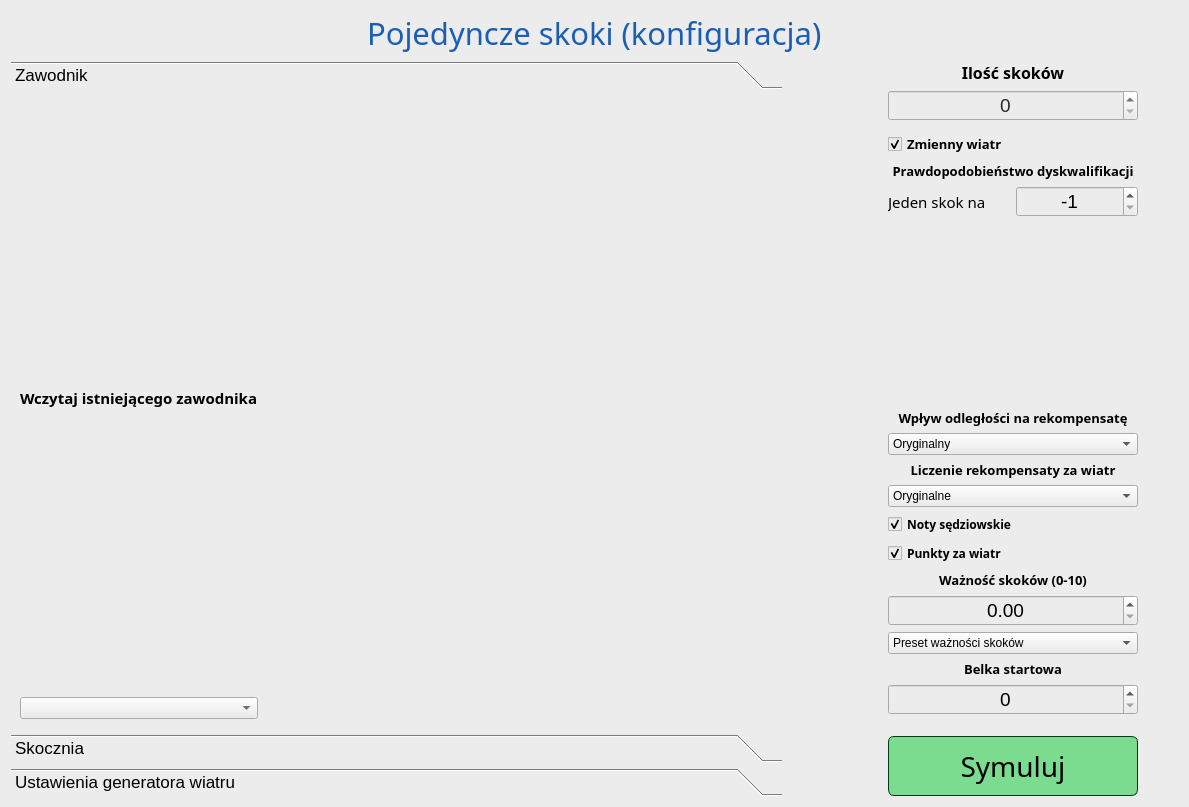
This is source/UI/SingleJumps/SingleJumpsConfigWindow.ui in SiekamCebule/sj-sim as Qt 5 draws it before an edit. The edited form follows.
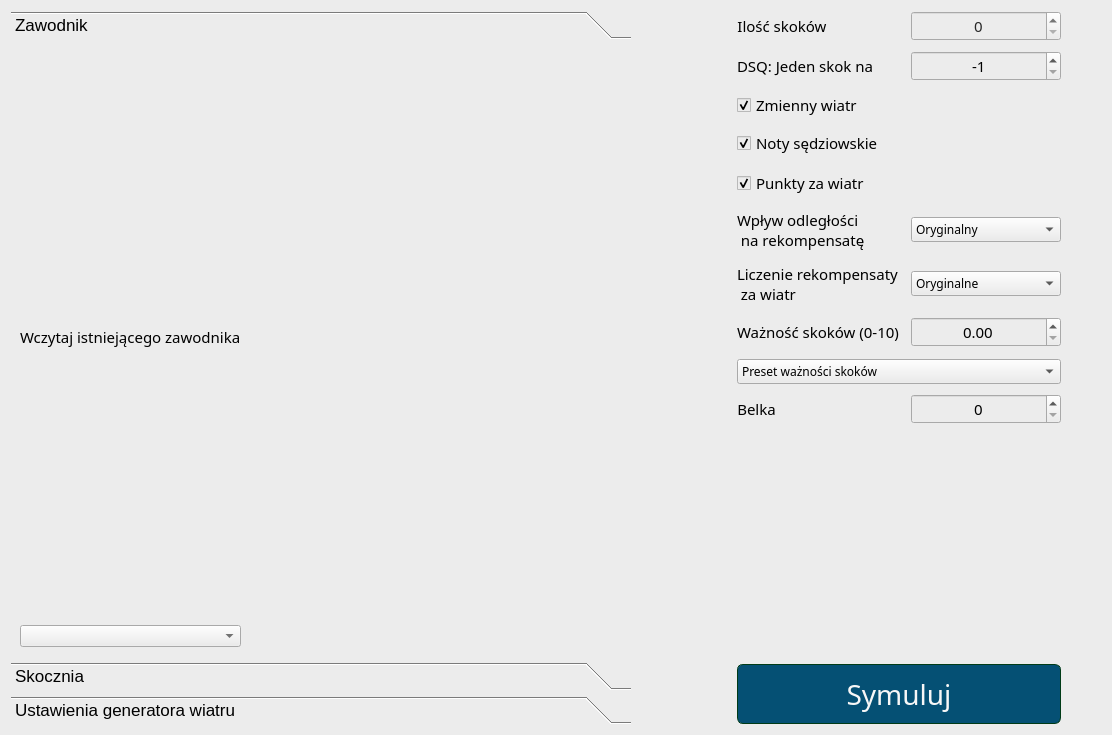
This is the edited form.

Patch:
```diff
--- a/source/UI/SingleJumps/SingleJumpsConfigWindow.ui
+++ b/source/UI/SingleJumps/SingleJumpsConfigWindow.ui
@@ -6,8 +6,8 @@
    <rect>
     <x>0</x>
     <y>0</y>
-    <width>1189</width>
-    <height>807</height>
+    <width>1112</width>
+    <height>735</height>
    </rect>
   </property>
   <property name="sizePolicy">
@@ -37,58 +37,9 @@
   <property name="styleSheet">
    <string notr="true">background-color: rgb(236, 236, 236);</string>
   </property>
-  <layout class="QVBoxLayout" name="verticalLayout_10">
+  <layout class="QVBoxLayout" name="verticalLayout_5">
    <item>
-    <layout class="QHBoxLayout" name="horizontalLayout_title">
-     <item>
-      <spacer name="horizontalSpacer_titleLeft">
-       <property name="orientation">
-        <enum>Qt::Horizontal</enum>
-       </property>
-       <property name="sizeHint" stdset="0">
-        <size>
-         <width>40</width>
-         <height>20</height>
-        </size>
-       </property>
-      </spacer>
-     </item>
-     <item>
-      <widget class="QLabel" name="label_title">
-       <property name="font">
-        <font>
-         <family>Quicksand Medium</family>
-         <pointsize>23</pointsize>
-         <bold>false</bold>
-        </font>
-       </property>
-       <property name="styleSheet">
-        <string notr="true">QLabel{
-color: rgb(26, 95, 180);
-}</string>
-       </property>
-       <property name="text">
-        <string>Pojedyncze skoki (konfiguracja)</string>
-       </property>
-      </widget>
-     </item>
-     <item>
-      <spacer name="horizontalSpacer_titleRight">
-       <property name="orientation">
-        <enum>Qt::Horizontal</enum>
-       </property>
-       <property name="sizeHint" stdset="0">
-        <size>
-         <width>40</width>
-         <height>20</height>
-        </size>
-       </property>
-      </spacer>
-     </item>
-    </layout>
-   </item>
-   <item>
-    <layout class="QHBoxLayout" name="horizontalLayout_underTitle">
+    <layout class="QHBoxLayout" name="horizontalLayout_underTitle" stretch="15,0,1,0">
      <item>
       <widget class="QToolBox" name="toolBox">
        <property name="font">
@@ -109,8 +60,8 @@
          <rect>
           <x>0</x>
           <y>0</y>
-          <width>757</width>
-          <height>632</height>
+          <width>600</width>
+          <height>607</height>
          </rect>
         </property>
         <attribute name="label">
@@ -129,7 +80,7 @@
                   <font>
                    <family>Quicksand Medium</family>
                    <pointsize>11</pointsize>
-                   <bold>true</bold>
+                   <bold>false</bold>
                   </font>
                  </property>
                  <property name="styleSheet">
@@ -270,12 +221,15 @@
      </item>
      <item>
       <layout class="QVBoxLayout" name="verticalLayout_singleJumpsSettings">
+       <property name="spacing">
+        <number>10</number>
+       </property>
        <item>
-        <layout class="QVBoxLayout" name="verticalLayout_5">
+        <layout class="QHBoxLayout" name="horizontalLayout_5">
          <item>
           <widget class="QLabel" name="label_jumpsCount">
            <property name="sizePolicy">
-            <sizepolicy hsizetype="Minimum" vsizetype="Minimum">
+            <sizepolicy hsizetype="Maximum" vsizetype="Minimum">
              <horstretch>0</horstretch>
              <verstretch>0</verstretch>
             </sizepolicy>
@@ -283,8 +237,8 @@
            <property name="font">
             <font>
              <family>Quicksand Medium</family>
-             <pointsize>12</pointsize>
-             <bold>true</bold>
+             <pointsize>11</pointsize>
+             <bold>false</bold>
             </font>
            </property>
            <property name="styleSheet">
@@ -298,17 +252,43 @@
            </property>
           </widget>
          </item>
+         <item>
+          <spacer name="horizontalSpacer_5">
+           <property name="orientation">
+            <enum>Qt::Horizontal</enum>
+           </property>
+           <property name="sizeHint" stdset="0">
+            <size>
+             <width>40</width>
+             <height>20</height>
+            </size>
+           </property>
+          </spacer>
+         </item>
          <item>
           <widget class="QSpinBox" name="spinBox_jumpsCount">
            <property name="sizePolicy">
-            <sizepolicy hsizetype="Minimum" vsizetype="Minimum">
+            <sizepolicy hsizetype="Expanding" vsizetype="Minimum">
              <horstretch>0</horstretch>
              <verstretch>0</verstretch>
             </sizepolicy>
            </property>
+           <property name="minimumSize">
+            <size>
+             <width>150</width>
+             <height>0</height>
+            </size>
+           </property>
+           <property name="maximumSize">
+            <size>
+             <width>150</width>
+             <height>16777215</height>
+            </size>
+           </property>
            <property name="font">
             <font>
-             <pointsize>14</pointsize>
+             <family>Quicksand Medium</family>
+             <pointsize>11</pointsize>
              <bold>false</bold>
             </font>
            </property>
@@ -325,93 +305,18 @@
          </item>
         </layout>
        </item>
-       <item>
-        <spacer name="verticalSpacer_3">
-         <property name="orientation">
-          <enum>Qt::Vertical</enum>
-         </property>
-         <property name="sizeType">
-          <enum>QSizePolicy::Maximum</enum>
-         </property>
-         <property name="sizeHint" stdset="0">
-          <size>
-           <width>20</width>
-           <height>5</height>
-          </size>
-         </property>
-        </spacer>
-       </item>
-       <item>
-        <widget class="QCheckBox" name="checkBox_changeableWind">
-         <property name="sizePolicy">
-          <sizepolicy hsizetype="Minimum" vsizetype="Minimum">
-           <horstretch>0</horstretch>
-           <verstretch>0</verstretch>
-          </sizepolicy>
-         </property>
-         <property name="font">
-          <font>
-           <family>Quicksand</family>
-           <pointsize>10</pointsize>
-           <bold>true</bold>
-          </font>
-         </property>
-         <property name="toolTip">
-          <string>&lt;html&gt;&lt;head/&gt;&lt;body&gt;&lt;p&gt;&lt;span style=&quot; font-weight:700;&quot;&gt;Jeśli zmienny wiatr jest wyłączony, to przy każym skoku będzie wiatr z ustawień generatora wiatru licząc tylko bazowy kierunek i siłę wiatru.&lt;/span&gt;&lt;/p&gt;&lt;/body&gt;&lt;/html&gt;</string>
-         </property>
-         <property name="statusTip">
-          <string/>
-         </property>
-         <property name="whatsThis">
-          <string/>
-         </property>
-         <property name="styleSheet">
-          <string notr="true">color: rgb(30, 30, 30);
-QCheckBox::indicator{
-width: 40px;
-height: 30px;
-}</string>
-         </property>
-         <property name="text">
-          <string>Zmienny wiatr</string>
-         </property>
-         <property name="checked">
-          <bool>true</bool>
-         </property>
-        </widget>
-       </item>
        <item>
         <layout class="QVBoxLayout" name="verticalLayout_9">
-         <item>
-          <widget class="QLabel" name="label_4">
-           <property name="sizePolicy">
-            <sizepolicy hsizetype="Minimum" vsizetype="Minimum">
-             <horstretch>0</horstretch>
-             <verstretch>0</verstretch>
-            </sizepolicy>
-           </property>
-           <property name="font">
-            <font>
-             <family>Quicksand</family>
-             <pointsize>10</pointsize>
-             <bold>true</bold>
-            </font>
-           </property>
-           <property name="styleSheet">
-            <string notr="true">color: black;</string>
-           </property>
-           <property name="text">
-            <string>Prawdopodobieństwo dyskwalifikacji</string>
-           </property>
-           <property name="alignment">
-            <set>Qt::AlignCenter</set>
-           </property>
-          </widget>
-         </item>
          <item>
           <layout class="QHBoxLayout" name="horizontalLayout_4">
            <item>
             <widget class="QLabel" name="label_5">
+             <property name="sizePolicy">
+              <sizepolicy hsizetype="Expanding" vsizetype="Preferred">
+               <horstretch>0</horstretch>
+               <verstretch>0</verstretch>
+              </sizepolicy>
+             </property>
              <property name="font">
               <font>
                <family>Quicksand Medium</family>
@@ -423,21 +328,34 @@
               <string notr="true">color: black;</string>
              </property>
              <property name="text">
-              <string>Jeden skok na</string>
+              <string>DSQ: Jeden skok na</string>
              </property>
             </widget>
            </item>
            <item>
             <widget class="QSpinBox" name="spinBox_dsqProbability">
              <property name="sizePolicy">
-              <sizepolicy hsizetype="Minimum" vsizetype="Minimum">
+              <sizepolicy hsizetype="Expanding" vsizetype="Maximum">
                <horstretch>0</horstretch>
                <verstretch>0</verstretch>
               </sizepolicy>
              </property>
+             <property name="minimumSize">
+              <size>
+               <width>150</width>
+               <height>0</height>
+              </size>
+             </property>
+             <property name="maximumSize">
+              <size>
+               <width>150</width>
+               <height>16777215</height>
+              </size>
+             </property>
              <property name="font">
               <font>
-               <pointsize>14</pointsize>
+               <family>Quicksand Medium</family>
+               <pointsize>11</pointsize>
               </font>
              </property>
              <property name="styleSheet">
@@ -462,64 +380,192 @@
         </layout>
        </item>
        <item>
-        <spacer name="verticalSpacer_6">
-         <property name="orientation">
-          <enum>Qt::Vertical</enum>
+        <widget class="QCheckBox" name="checkBox_changeableWind">
+         <property name="sizePolicy">
+          <sizepolicy hsizetype="Expanding" vsizetype="Minimum">
+           <horstretch>0</horstretch>
+           <verstretch>0</verstretch>
+          </sizepolicy>
          </property>
-         <property name="sizeHint" stdset="0">
-          <size>
-           <width>20</width>
-           <height>30</height>
-          </size>
+         <property name="font">
+          <font>
+           <family>Quicksand Medium</family>
+           <pointsize>11</pointsize>
+           <bold>false</bold>
+          </font>
          </property>
-        </spacer>
+         <property name="toolTip">
+          <string>&lt;html&gt;&lt;head/&gt;&lt;body&gt;&lt;p&gt;&lt;span style=&quot; font-weight:700;&quot;&gt;Jeśli zmienny wiatr jest wyłączony, to przy każym skoku będzie wiatr z ustawień generatora wiatru licząc tylko bazowy kierunek i siłę wiatru.&lt;/span&gt;&lt;/p&gt;&lt;/body&gt;&lt;/html&gt;</string>
+         </property>
+         <property name="statusTip">
+          <string/>
+         </property>
+         <property name="whatsThis">
+          <string/>
+         </property>
+         <property name="styleSheet">
+          <string notr="true">color: rgb(30, 30, 30);
+QCheckBox::indicator{
+width: 40px;
+height: 30px;
+}</string>
+         </property>
+         <property name="text">
+          <string>Zmienny wiatr</string>
+         </property>
+         <property name="checked">
+          <bool>true</bool>
+         </property>
+        </widget>
        </item>
        <item>
-        <layout class="QVBoxLayout" name="verticalLayout_6">
+        <layout class="QVBoxLayout" name="verticalLayout_3">
+         <property name="spacing">
+          <number>12</number>
+         </property>
          <item>
-          <layout class="QVBoxLayout" name="verticalLayout_7">
+          <widget class="QCheckBox" name="checkBox_hasJudges">
+           <property name="sizePolicy">
+            <sizepolicy hsizetype="Expanding" vsizetype="Minimum">
+             <horstretch>0</horstretch>
+             <verstretch>0</verstretch>
+            </sizepolicy>
+           </property>
+           <property name="font">
+            <font>
+             <family>Quicksand Medium</family>
+             <pointsize>11</pointsize>
+             <bold>false</bold>
+            </font>
+           </property>
+           <property name="toolTip">
+            <string>&lt;html&gt;&lt;head/&gt;&lt;body&gt;&lt;p&gt;&lt;span style=&quot; font-weight:700;&quot;&gt;Jeśli zmienny wiatr jest wyłączony, to przy każym skoku będzie wiatr z ustawień generatora wiatru licząc tylko bazowy kierunek i siłę wiatru.&lt;/span&gt;&lt;/p&gt;&lt;/body&gt;&lt;/html&gt;</string>
+           </property>
+           <property name="statusTip">
+            <string/>
+           </property>
+           <property name="whatsThis">
+            <string/>
+           </property>
+           <property name="styleSheet">
+            <string notr="true">color: rgb(30, 30, 30);
+QCheckBox::indicator{
+width: 40px;
+height: 30px;
+}</string>
+           </property>
+           <property name="text">
+            <string>Noty sędziowskie</string>
+           </property>
+           <property name="checked">
+            <bool>true</bool>
+           </property>
+          </widget>
+         </item>
+         <item>
+          <widget class="QCheckBox" name="checkBox_hasWindCompensation">
+           <property name="sizePolicy">
+            <sizepolicy hsizetype="Expanding" vsizetype="Minimum">
+             <horstretch>0</horstretch>
+             <verstretch>0</verstretch>
+            </sizepolicy>
+           </property>
+           <property name="font">
+            <font>
+             <family>Quicksand Medium</family>
+             <pointsize>11</pointsize>
+             <bold>false</bold>
+            </font>
+           </property>
+           <property name="toolTip">
+            <string>&lt;html&gt;&lt;head/&gt;&lt;body&gt;&lt;p&gt;&lt;span style=&quot; font-weight:700;&quot;&gt;Jeśli zmienny wiatr jest wyłączony, to przy każym skoku będzie wiatr z ustawień generatora wiatru licząc tylko bazowy kierunek i siłę wiatru.&lt;/span&gt;&lt;/p&gt;&lt;/body&gt;&lt;/html&gt;</string>
+           </property>
+           <property name="statusTip">
+            <string/>
+           </property>
+           <property name="whatsThis">
+            <string/>
+           </property>
+           <property name="styleSheet">
+            <string notr="true">color: rgb(30, 30, 30);
+QCheckBox::indicator{
+width: 40px;
+height: 30px;
+}</string>
+           </property>
+           <property name="text">
+            <string>Punkty za wiatr</string>
+           </property>
+           <property name="checked">
+            <bool>true</bool>
+           </property>
+          </widget>
+         </item>
+         <item>
+          <layout class="QHBoxLayout" name="horizontalLayout_6">
            <item>
             <widget class="QLabel" name="label_3">
              <property name="sizePolicy">
-              <sizepolicy hsizetype="Minimum" vsizetype="Minimum">
+              <sizepolicy hsizetype="Expanding" vsizetype="Preferred">
                <horstretch>0</horstretch>
                <verstretch>0</verstretch>
               </sizepolicy>
              </property>
              <property name="font">
               <font>
-               <family>Quicksand</family>
-               <pointsize>10</pointsize>
-               <bold>true</bold>
+               <family>Quicksand Medium</family>
+               <pointsize>11</pointsize>
+               <bold>false</bold>
               </font>
              </property>
              <property name="styleSheet">
               <string notr="true">color: black;</string>
              </property>
              <property name="text">
-              <string>Wpływ odległości na rekompensatę</string>
+              <string>Wpływ odległości
+ na rekompensatę</string>
              </property>
              <property name="alignment">
-              <set>Qt::AlignCenter</set>
+              <set>Qt::AlignLeading|Qt::AlignLeft|Qt::AlignVCenter</set>
              </property>
             </widget>
            </item>
+           <item>
+            <spacer name="horizontalSpacer_8">
+             <property name="orientation">
+              <enum>Qt::Horizontal</enum>
+             </property>
+             <property name="sizeHint" stdset="0">
+              <size>
+               <width>40</width>
+               <height>20</height>
+              </size>
+             </property>
+            </spacer>
+           </item>
            <item>
             <widget class="QComboBox" name="comboBox_windCompensationDistanceEffect">
              <property name="sizePolicy">
-              <sizepolicy hsizetype="Minimum" vsizetype="Minimum">
+              <sizepolicy hsizetype="Maximum" vsizetype="Maximum">
                <horstretch>0</horstretch>
                <verstretch>0</verstretch>
               </sizepolicy>
              </property>
+             <property name="minimumSize">
+              <size>
+               <width>150</width>
+               <height>0</height>
+              </size>
+             </property>
              <property name="maximumSize">
               <size>
-               <width>250</width>
+               <width>150</width>
                <height>16777215</height>
               </size>
              </property>
              <property name="font">
               <font>
+               <family>Quicksand Medium</family>
                <pointsize>9</pointsize>
               </font>
              </property>
@@ -555,47 +601,70 @@
           </layout>
          </item>
          <item>
+          <layout class="QHBoxLayout" name="horizontalLayout_7">
+           <item>
           <widget class="QLabel" name="label_2">
            <property name="sizePolicy">
-            <sizepolicy hsizetype="Minimum" vsizetype="Minimum">
+              <sizepolicy hsizetype="Expanding" vsizetype="Maximum">
              <horstretch>0</horstretch>
              <verstretch>0</verstretch>
             </sizepolicy>
            </property>
            <property name="font">
             <font>
-             <family>Quicksand</family>
-             <pointsize>10</pointsize>
-             <bold>true</bold>
+               <family>Quicksand Medium</family>
+               <pointsize>11</pointsize>
+               <bold>false</bold>
             </font>
            </property>
            <property name="styleSheet">
             <string notr="true">color: black;</string>
            </property>
            <property name="text">
-            <string>Liczenie rekompensaty za wiatr</string>
+              <string>Liczenie rekompensaty
+ za wiatr</string>
            </property>
            <property name="alignment">
-            <set>Qt::AlignCenter</set>
+              <set>Qt::AlignLeading|Qt::AlignLeft|Qt::AlignVCenter</set>
            </property>
           </widget>
          </item>
+           <item>
+            <spacer name="horizontalSpacer_7">
+             <property name="orientation">
+              <enum>Qt::Horizontal</enum>
+             </property>
+             <property name="sizeHint" stdset="0">
+              <size>
+               <width>40</width>
+               <height>20</height>
+              </size>
+             </property>
+            </spacer>
+           </item>
          <item>
           <widget class="QComboBox" name="comboBox_windAverageCalculatingType">
            <property name="sizePolicy">
-            <sizepolicy hsizetype="Minimum" vsizetype="Minimum">
+              <sizepolicy hsizetype="Maximum" vsizetype="Maximum">
              <horstretch>0</horstretch>
              <verstretch>0</verstretch>
             </sizepolicy>
            </property>
+             <property name="minimumSize">
+              <size>
+               <width>150</width>
+               <height>0</height>
+              </size>
+             </property>
            <property name="maximumSize">
             <size>
-             <width>250</width>
+               <width>150</width>
              <height>16777215</height>
             </size>
            </property>
            <property name="font">
             <font>
+               <family>Quicksand Medium</family>
              <pointsize>9</pointsize>
             </font>
            </property>
@@ -623,92 +692,22 @@
         </layout>
        </item>
        <item>
-        <layout class="QVBoxLayout" name="verticalLayout_3">
+          <layout class="QVBoxLayout" name="verticalLayout">
          <item>
-          <widget class="QCheckBox" name="checkBox_hasJudges">
-           <property name="sizePolicy">
-            <sizepolicy hsizetype="Minimum" vsizetype="Minimum">
-             <horstretch>0</horstretch>
-             <verstretch>0</verstretch>
-            </sizepolicy>
-           </property>
-           <property name="font">
-            <font>
-             <family>Quicksand</family>
-             <pointsize>9</pointsize>
-             <bold>true</bold>
-            </font>
-           </property>
-           <property name="toolTip">
-            <string>&lt;html&gt;&lt;head/&gt;&lt;body&gt;&lt;p&gt;&lt;span style=&quot; font-weight:700;&quot;&gt;Jeśli zmienny wiatr jest wyłączony, to przy każym skoku będzie wiatr z ustawień generatora wiatru licząc tylko bazowy kierunek i siłę wiatru.&lt;/span&gt;&lt;/p&gt;&lt;/body&gt;&lt;/html&gt;</string>
-           </property>
-           <property name="statusTip">
-            <string/>
-           </property>
-           <property name="whatsThis">
-            <string/>
-           </property>
-           <property name="styleSheet">
-            <string notr="true">color: rgb(30, 30, 30);
-QCheckBox::indicator{
-width: 40px;
-height: 30px;
-}</string>
-           </property>
-           <property name="text">
-            <string>Noty sędziowskie</string>
-           </property>
-           <property name="checked">
-            <bool>true</bool>
-           </property>
-          </widget>
-         </item>
-         <item>
-          <widget class="QCheckBox" name="checkBox_hasWindCompensation">
-           <property name="sizePolicy">
-            <sizepolicy hsizetype="Minimum" vsizetype="Minimum">
-             <horstretch>0</horstretch>
-             <verstretch>0</verstretch>
-            </sizepolicy>
-           </property>
-           <property name="font">
-            <font>
-             <family>Quicksand</family>
-             <pointsize>9</pointsize>
-             <bold>true</bold>
-            </font>
-           </property>
-           <property name="toolTip">
-            <string>&lt;html&gt;&lt;head/&gt;&lt;body&gt;&lt;p&gt;&lt;span style=&quot; font-weight:700;&quot;&gt;Jeśli zmienny wiatr jest wyłączony, to przy każym skoku będzie wiatr z ustawień generatora wiatru licząc tylko bazowy kierunek i siłę wiatru.&lt;/span&gt;&lt;/p&gt;&lt;/body&gt;&lt;/html&gt;</string>
-           </property>
-           <property name="statusTip">
-            <string/>
-           </property>
-           <property name="whatsThis">
-            <string/>
-           </property>
-           <property name="styleSheet">
-            <string notr="true">color: rgb(30, 30, 30);
-QCheckBox::indicator{
-width: 40px;
-height: 30px;
-}</string>
-           </property>
-           <property name="text">
-            <string>Punkty za wiatr</string>
-           </property>
-           <property name="checked">
-            <bool>true</bool>
-           </property>
-          </widget>
-         </item>
+            <layout class="QHBoxLayout" name="horizontalLayout_8">
          <item>
           <widget class="QLabel" name="label_6">
+               <property name="sizePolicy">
+                <sizepolicy hsizetype="Expanding" vsizetype="Preferred">
+                 <horstretch>0</horstretch>
+                 <verstretch>0</verstretch>
+                </sizepolicy>
+               </property>
            <property name="font">
             <font>
-             <family>Quicksand</family>
-             <pointsize>10</pointsize>
-             <bold>true</bold>
+                 <family>Quicksand Medium</family>
+                 <pointsize>11</pointsize>
+                 <bold>false</bold>
             </font>
            </property>
            <property name="styleSheet">
@@ -722,11 +721,43 @@
            </property>
           </widget>
          </item>
+             <item>
+              <spacer name="horizontalSpacer_6">
+               <property name="orientation">
+                <enum>Qt::Horizontal</enum>
+               </property>
+               <property name="sizeHint" stdset="0">
+                <size>
+                 <width>40</width>
+                 <height>20</height>
+                </size>
+               </property>
+              </spacer>
+             </item>
          <item>
           <widget class="QDoubleSpinBox" name="doubleSpinBox_jumpsImportance">
+               <property name="sizePolicy">
+                <sizepolicy hsizetype="Maximum" vsizetype="Fixed">
+                 <horstretch>0</horstretch>
+                 <verstretch>0</verstretch>
+                </sizepolicy>
+               </property>
+               <property name="minimumSize">
+                <size>
+                 <width>150</width>
+                 <height>0</height>
+                </size>
+               </property>
+               <property name="maximumSize">
+                <size>
+                 <width>150</width>
+                 <height>16777215</height>
+                </size>
+               </property>
            <property name="font">
             <font>
-             <pointsize>14</pointsize>
+                 <family>Quicksand Medium</family>
+                 <pointsize>11</pointsize>
             </font>
            </property>
            <property name="styleSheet">
@@ -736,9 +767,23 @@
             <set>Qt::AlignCenter</set>
            </property>
           </widget>
+             </item>
+            </layout>
          </item>
          <item>
           <widget class="QComboBox" name="comboBox_jumpsImportancePreset">
+             <property name="sizePolicy">
+              <sizepolicy hsizetype="Expanding" vsizetype="Fixed">
+               <horstretch>0</horstretch>
+               <verstretch>0</verstretch>
+              </sizepolicy>
+             </property>
+             <property name="font">
+              <font>
+               <family>Quicksand Medium</family>
+               <pointsize>9</pointsize>
+              </font>
+             </property>
            <property name="styleSheet">
             <string notr="true">color: black;</string>
            </property>
@@ -749,43 +794,75 @@
            </item>
           </widget>
          </item>
+          </layout>
+         </item>
+        </layout>
+       </item>
+       <item>
+        <layout class="QHBoxLayout" name="horizontalLayout_9">
          <item>
           <widget class="QLabel" name="label">
            <property name="sizePolicy">
-            <sizepolicy hsizetype="Minimum" vsizetype="Minimum">
+            <sizepolicy hsizetype="Maximum" vsizetype="Minimum">
              <horstretch>0</horstretch>
              <verstretch>0</verstretch>
             </sizepolicy>
            </property>
            <property name="font">
             <font>
-             <family>Quicksand</family>
-             <pointsize>10</pointsize>
-             <bold>true</bold>
+             <family>Quicksand Medium</family>
+             <pointsize>11</pointsize>
+             <bold>false</bold>
             </font>
            </property>
            <property name="styleSheet">
             <string notr="true">color: black;</string>
            </property>
            <property name="text">
-            <string>Belka startowa</string>
+            <string>Belka</string>
            </property>
            <property name="alignment">
             <set>Qt::AlignCenter</set>
            </property>
           </widget>
          </item>
+         <item>
+          <spacer name="horizontalSpacer_9">
+           <property name="orientation">
+            <enum>Qt::Horizontal</enum>
+           </property>
+           <property name="sizeHint" stdset="0">
+            <size>
+             <width>40</width>
+             <height>20</height>
+            </size>
+           </property>
+          </spacer>
+         </item>
          <item>
           <widget class="QSpinBox" name="spinBox_gate">
            <property name="sizePolicy">
-            <sizepolicy hsizetype="Minimum" vsizetype="Minimum">
+            <sizepolicy hsizetype="Expanding" vsizetype="Minimum">
              <horstretch>0</horstretch>
              <verstretch>0</verstretch>
             </sizepolicy>
            </property>
+           <property name="minimumSize">
+            <size>
+             <width>150</width>
+             <height>0</height>
+            </size>
+           </property>
+           <property name="maximumSize">
+            <size>
+             <width>150</width>
+             <height>16777215</height>
+            </size>
+           </property>
            <property name="font">
             <font>
-             <pointsize>14</pointsize>
+             <family>Quicksand Medium</family>
+             <pointsize>11</pointsize>
             </font>
            </property>
            <property name="styleSheet">
@@ -807,7 +884,7 @@
           <enum>Qt::Vertical</enum>
          </property>
          <property name="sizeType">
-          <enum>QSizePolicy::Maximum</enum>
+          <enum>QSizePolicy::Expanding</enum>
          </property>
          <property name="sizeHint" stdset="0">
           <size>
@@ -820,14 +897,14 @@
        <item>
         <widget class="QPushButton" name="pushButton_submit">
          <property name="sizePolicy">
-          <sizepolicy hsizetype="Minimum" vsizetype="Minimum">
+          <sizepolicy hsizetype="Preferred" vsizetype="Preferred">
            <horstretch>0</horstretch>
            <verstretch>0</verstretch>
           </sizepolicy>
          </property>
          <property name="minimumSize">
           <size>
-           <width>250</width>
+           <width>0</width>
            <height>60</height>
           </size>
          </property>
@@ -844,8 +921,8 @@
           <string notr="true">QPushButton{
 border: 1px solid rgb(0, 59, 23);
 border-radius: 6px;
-color: rgb(0, 0, 0);
-background-color: rgb(123, 220, 144);
+color: rgb(247,247,247);
+background-color:  rgb(5, 80, 116);
 }
 QPushButton:hover{
 background-color: rgb(153, 253, 174);
```
Left out of the diff: 17 changed lines with no effect on the pictures. Lines whose indentation alone changed are shown as unchanged.
